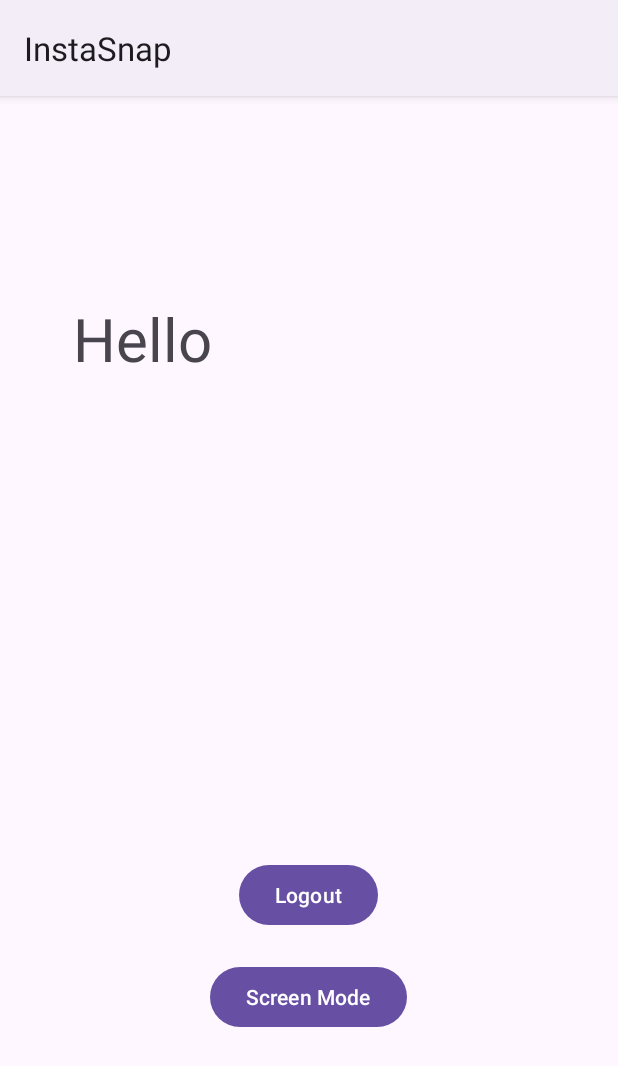
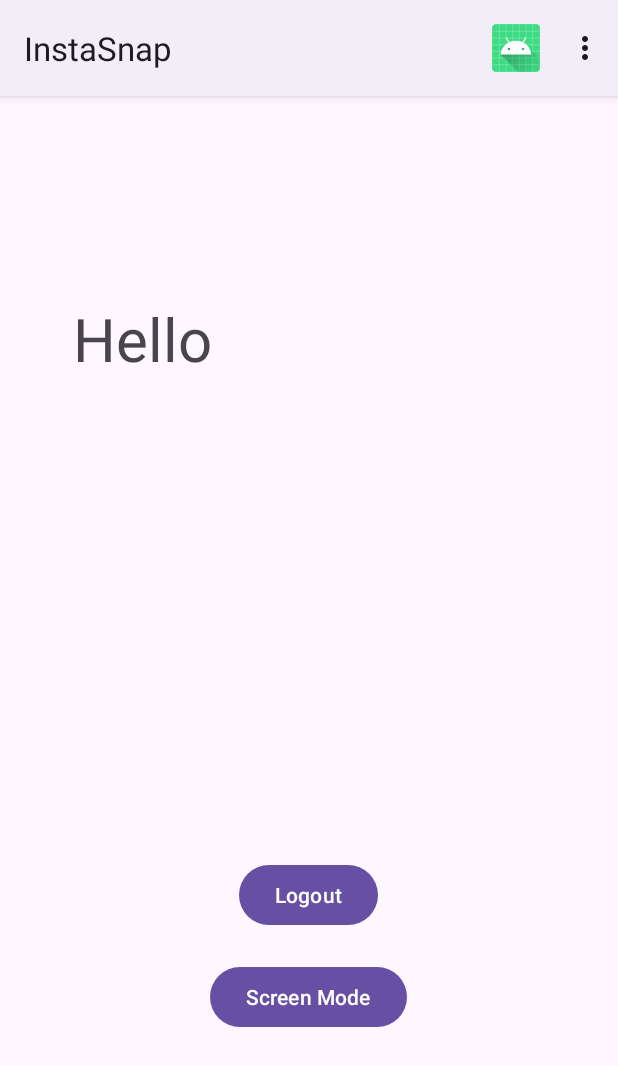
Before and after one commit to TomerMeidan/Instasnap, an Android app: the screen it shows after launch once a user with an empty profile is signed in (HomePageView), on a phone screen of 412 x 824 dp. Shown: the top 1066 px of the screen. Run offline under Robolectric (Android 15) with nearby library versions, the phone set to English and light mode, and no system bars; our stand-ins replace Firebase (no records; nobody signed in at launch, a user with empty details on screens opened directly).

Commit message:
Added an option menu on HomePage

```diff
--- /dev/null
+++ b/app/src/main/res/menu/options_menu.xml
@@ -0,0 +1,22 @@
+<?xml version="1.0" encoding="utf-8"?>
+<menu xmlns:app="http://schemas.android.com/apk/res-auto"
+    xmlns:android="http://schemas.android.com/apk/res/android">
+
+    <item android:id="@+id/menu_profile_picture"
+        android:icon="@mipmap/ic_launcher"
+        android:title="@string/profile_picture"
+        app:showAsAction="ifRoom" />
+
+    <item android:id="@+id/menu_settings"
+        android:icon="@drawable/instasnap_logo"
+        android:title="@string/settings" />
+
+    <item android:id="@+id/menu_screen_mode"
+        android:icon="@drawable/instasnap_logo"
+        android:title="Screen Mode" />
+
+    <item android:id="@+id/menu_logout"
+        android:icon="@drawable/instasnap_logo"
+        android:title="@string/logout" />
+
+</menu>
--- a/app/src/main/res/values/strings.xml
+++ b/app/src/main/res/values/strings.xml
@@ -10,4 +10,6 @@
     <string name="hello_user">Hello User!</string>
     <string name="logo">Logo</string>
     <string name="screen_mode">Screen Mode</string>
+    <string name="settings">Settings</string>
+    <string name="profile_picture">profile_picture</string>
 </resources>
```
Also changed, not shown: app/src/main/java/com/example/instasnap/View/HomePageView.java (+39 -1 lines).
